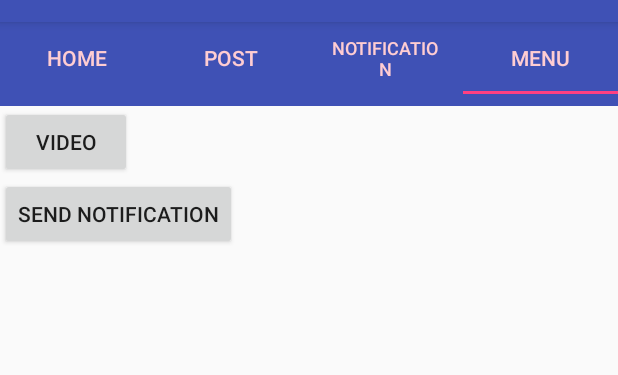
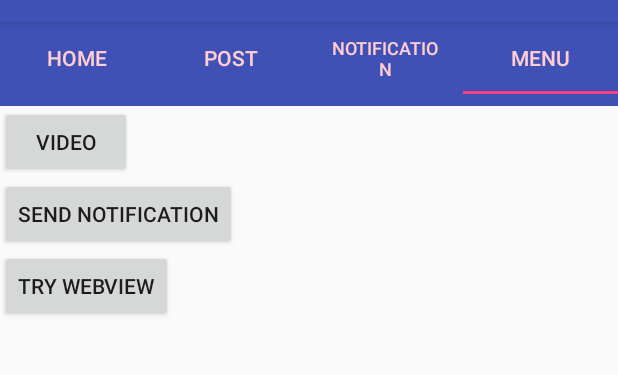
Before and after one commit to henipatel111/TrialApplication, an Android app: the screen it shows after launch (MainActivity), tab 4 chosen, on a phone screen of 412 x 824 dp, the part 62-437 px from its top. Run offline under Robolectric (Android 15) with nearby library versions, the phone set to English and light mode, and no system bars; our stand-ins replace ButterKnife, Picasso; pictures from the network do not load; 2 statements that could not run were skipped.

Commit message:
web view try

```diff
--- a/app/src/main/AndroidManifest.xml
+++ b/app/src/main/AndroidManifest.xml
@@ -51,6 +51,10 @@
         <activity android:name="com.example.heni.MyApp.activities.NotificationActivity"
             android:theme="@style/AppTheme">
         </activity>
+
+        <activity android:name="com.example.heni.MyApp.activities.WebViewActivity"
+            android:theme="@style/AppTheme">
+        </activity>
     </application>
 
 </manifest>
--- a/app/src/main/res/layout/menu_fragment.xml
+++ b/app/src/main/res/layout/menu_fragment.xml
@@ -15,10 +15,10 @@
             android:layout_width="wrap_content"
             android:layout_height="wrap_content" />
 
-
     </RelativeLayout>
 
     <RelativeLayout
+        android:id="@+id/rv_rl_holder_1"
         android:layout_width="match_parent"
         android:layout_below="@id/rv_rlholder"
         android:layout_height="wrap_content">
@@ -31,4 +31,18 @@
             android:layout_height="wrap_content" />
 
     </RelativeLayout>
+
+    <RelativeLayout
+        android:id="@+id/rv_rl_holder_2"
+        android:layout_width="match_parent"
+        android:layout_below="@id/rv_rl_holder_1"
+        android:layout_height="wrap_content">
+
+    <Button
+        android:id="@+id/btn_try_webview"
+        android:text="Try WebView"
+        android:onClick="onClick"
+        android:layout_width="wrap_content"
+        android:layout_height="wrap_content" />
+    </RelativeLayout>
 </LinearLayout>
```
Also changed, not shown: app/src/main/java/com/example/heni/MyApp/activities/WebViewActivity.java (added, +78 -0 lines), app/src/main/java/com/example/heni/MyApp/fragments/MenuFragment.java (+14 -0 lines), app/src/main/res/layout/activity_webview.xml (added, +16 -0 lines), 1 other file.
